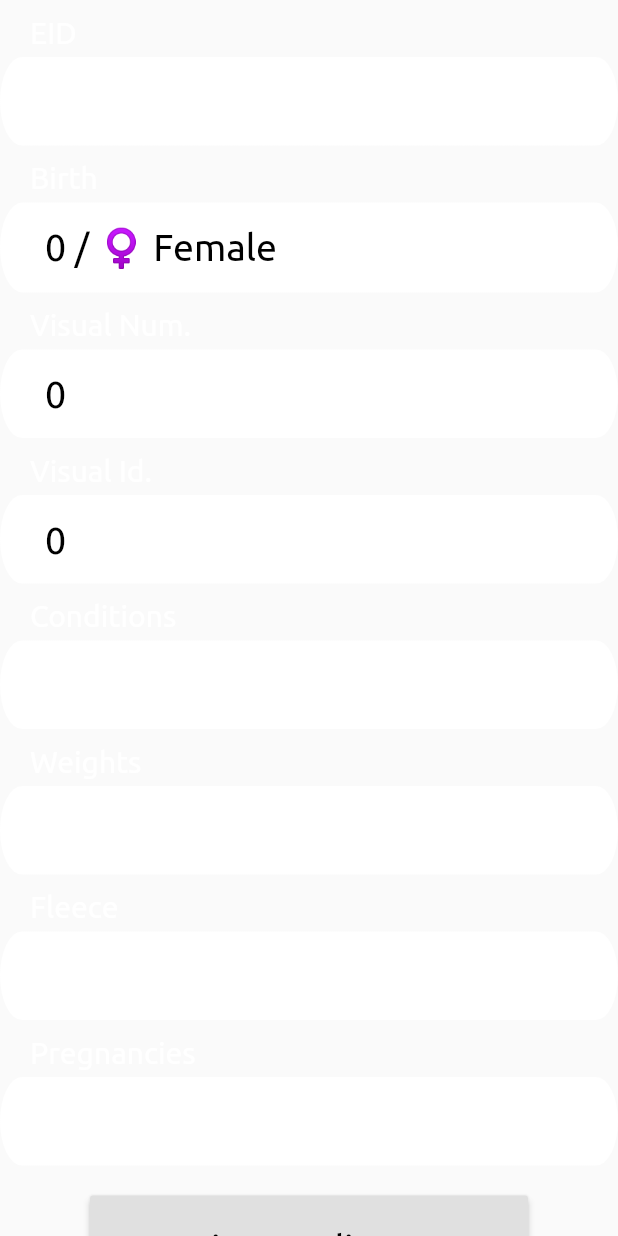
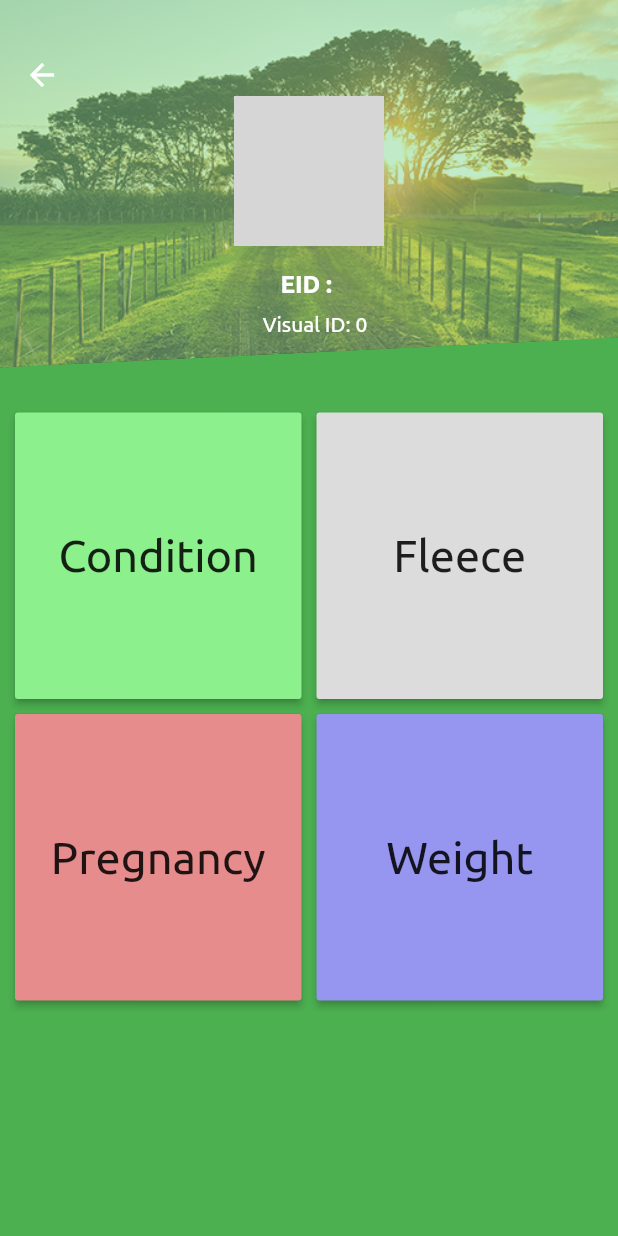
Before and after one commit to t04glovern/agridex, a Flutter app: the SheepDetail widget shown alone on an empty page, opened directly with empty values, after a tap on "View Pedigree", on a phone screen of 412 x 824 dp. Run offline on Flutter 3.47's test engine with Material 2 defaults, Android fonts, the phone set to English and light mode, and no system bars; our stand-ins replace cloud_firestore, firebase_auth, google_sign_in; missing offline and left inert: flutter_ble_lib; accounts and stored records are empty; network calls fail; grey boxes are pictures that could not be loaded.

```diff
--- /dev/null
+++ b/lib/ui/sheep_buttons/sheep_buttons.dart
@@ -0,0 +1,152 @@
+import 'package:agridex/models/sheep.dart';
+import 'package:flutter/material.dart';
+import 'package:agridex/ui/sheep_details/header/cut_colored_image.dart';
+
+class SheepButtons extends StatefulWidget {
+  Sheep sheep;
+
+  SheepButtons(this.sheep);
+
+  @override
+  State<StatefulWidget> createState() {
+    return new SheepButtonsState(this.sheep);
+  }
+}
+
+class SheepButtonsState extends State<StatefulWidget> {
+  Sheep sheep;
+
+  SheepButtonsState(this.sheep);
+
+  static const BACKGROUND_IMAGE = 'images/profile_header_background.png';
+
+  Widget buildFakeButton(TextStyle style, String text, Color color) {
+    return RaisedButton(
+      padding: EdgeInsets.all(10.0),
+      color: color,
+      child: Padding(
+        padding: const EdgeInsets.all(10.0),
+        child: Text(text, style: style),
+      ),
+      onPressed: () {},
+    );
+  }
+
+  @override
+  Widget build(BuildContext context) {
+    var theme = Theme.of(context);
+    var textTheme = theme.textTheme;
+    var screenWidth = MediaQuery.of(context).size.width;
+
+    var linearGradient = new BoxDecoration(
+      gradient: new LinearGradient(
+        begin: FractionalOffset.centerRight,
+        end: FractionalOffset.bottomLeft,
+        colors: [
+          Colors.green,
+          Colors.green,
+        ],
+      ),
+    );
+
+    var diagonalBackground = new DiagonallyCutColoredImage(
+      new Image.asset(
+        BACKGROUND_IMAGE,
+        width: screenWidth,
+        height: 245.0,
+        fit: BoxFit.cover,
+      ),
+      color: const Color(0x8888D897),
+    );
+
+    var avatar = new Hero(
+      tag: 'XXXXXXX',
+      child: new CircleAvatar(
+        backgroundImage: new NetworkImage(
+            'https://stockhead.com.au/wp-content/uploads/2017/09/Getty-sheep.jpg'),
+        radius: 50.0,
+      ),
+    );
+
+    var deviceInfo = new Padding(
+      padding: const EdgeInsets.only(top: 16.0),
+      child: new Row(
+        mainAxisAlignment: MainAxisAlignment.center,
+        children: [
+          new Text(
+            _deviceLabel(),
+            style: textTheme.subhead
+                .copyWith(color: Colors.white, fontWeight: FontWeight.bold),
+          )
+        ],
+      ),
+    );
+
+    var tagInfo = new Padding(
+        padding: const EdgeInsets.only(left: 8.0, top: 10.0),
+        child: new Row(
+            mainAxisAlignment: MainAxisAlignment.center,
+            children: <Widget>[
+              new Flexible(
+                  child: new Column(children: <Widget>[
+                new Text('Visual ID: ' + this.sheep.visualNum.toString(),
+                    style: TextStyle(color: Colors.white))
+              ]))
+            ]));
+
+    var captionTextStyle =
+        Theme.of(context).textTheme.body1.copyWith(fontSize: 30.0);
+
+    var buttonGrid = GridView.count(
+        crossAxisCount: 2,
+        padding: EdgeInsets.all(10.0),
+        mainAxisSpacing: 10.0,
+        crossAxisSpacing: 10.0,
+        shrinkWrap: true,
+        children: [
+          buildFakeButton(captionTextStyle, 'Condition',
+              Color.fromARGB(255, 140, 240, 140)),
+          buildFakeButton(
+              captionTextStyle, 'Fleece', Color.fromARGB(255, 220, 220, 220)),
+          buildFakeButton(captionTextStyle, 'Pregnancy',
+              Color.fromARGB(255, 230, 140, 140)),
+          buildFakeButton(
+              captionTextStyle, 'Weight', Color.fromARGB(255, 150, 150, 240)),
+        ]);
+
+    return new Scaffold(
+        backgroundColor: Colors.green,
+        body: new SingleChildScrollView(
+          child: new Container(
+            decoration: linearGradient,
+            child: new Column(
+                crossAxisAlignment: CrossAxisAlignment.start,
+                children: [
+                  new Stack(
+                    children: [
+                      diagonalBackground,
+                      new Align(
+                        alignment: FractionalOffset.bottomCenter,
+                        heightFactor: 1.4,
+                        child: new Column(
+                          children: [avatar, deviceInfo, tagInfo],
+                        ),
+                      ),
+                      new Positioned(
+                        top: 26.0,
+                        left: 4.0,
+                        child: new BackButton(color: Colors.white),
+                      ),
+                    ],
+                  ),
+                  Padding(
+                    padding: const EdgeInsets.only(top: 20.0),
+                    child: buttonGrid,
+                  ),
+                ]),
+          ),
+        ));
+  }
+
+  _deviceLabel() => "EID : ${this.sheep.eid}";
+}
--- a/lib/ui/sheep_details/footer/details_footer.dart
+++ b/lib/ui/sheep_details/footer/details_footer.dart
@@ -1,4 +1,6 @@
 import 'package:agridex/models/sheep.dart';
+import 'package:agridex/ui/sheep_buttons/sheep_buttons.dart';
+import 'package:agridex/utils/routes.dart';
 import 'package:flutter/material.dart';
 
 class SheepDetail extends StatelessWidget {
@@ -35,7 +37,13 @@ class SheepDetail extends StatelessWidget {
             padding: const EdgeInsets.all(20.0),
             child: Text('View Pedigree', style: this.fieldTextStyle),
           ),
-          onPressed: () {},
+          onPressed: () {
+            Navigator.of(context).push(new FadePageRoute(
+                builder: (c) {
+                  return new SheepButtons(this.sheep);
+                },
+                settings: new RouteSettings()));
+          },
         ),
       )
     ]);
```
